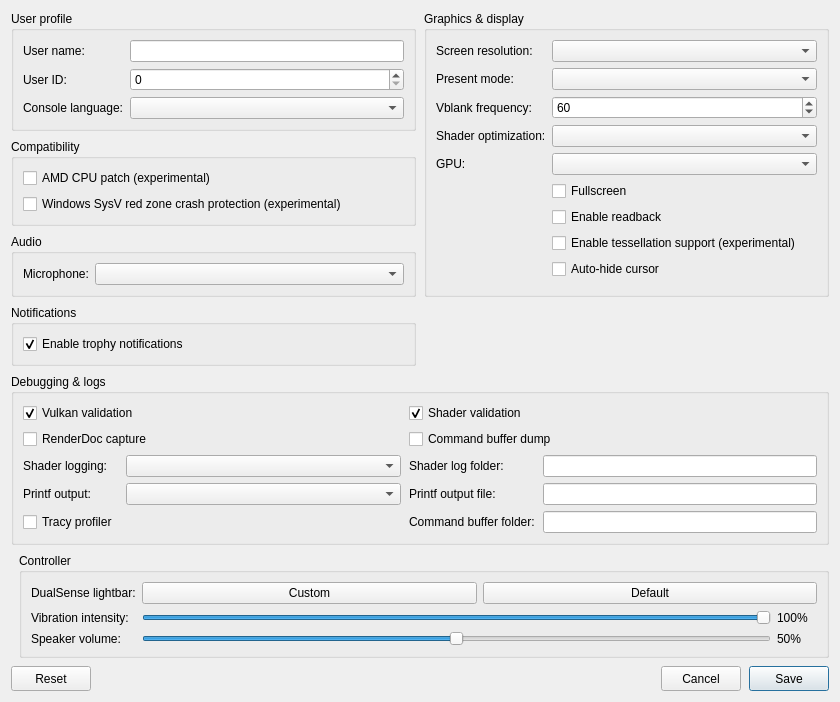
The window that src/launcher/forms/configuration_edit_dialog.ui (KytyPS5/KytyPS5) describes before a commit, drawn with Qt 5.
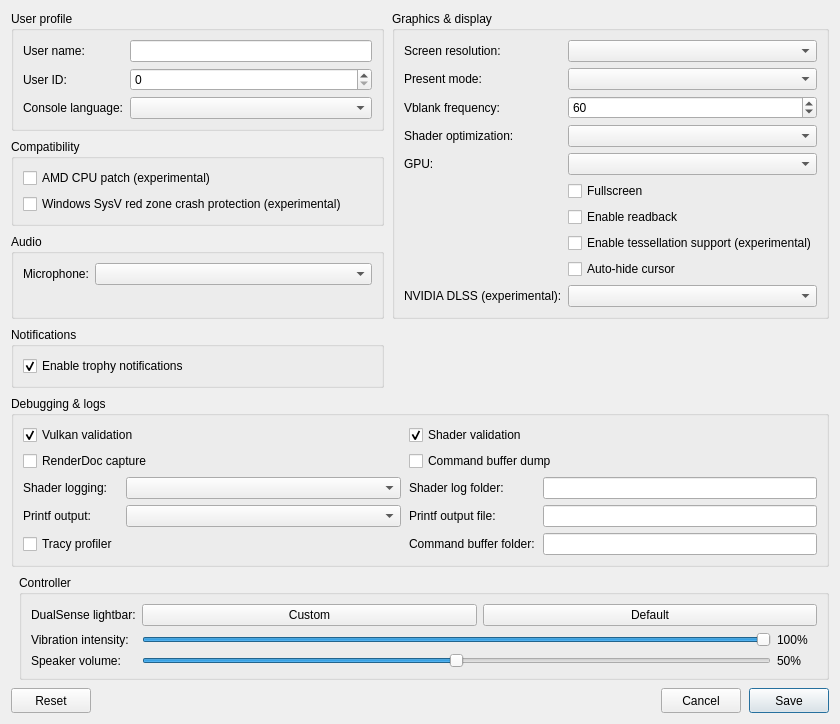
The same window after the commit. Custom widgets are drawn as their Qt base class.

What changed in the file:
```diff
--- a/src/launcher/forms/configuration_edit_dialog.ui
+++ b/src/launcher/forms/configuration_edit_dialog.ui
@@ -173,6 +173,16 @@
           <property name="text"><string>Enable tessellation support (experimental)</string></property>
          </widget>
         </item>
+        <item row="9" column="0">
+         <widget class="QLabel" name="label_dlss">
+          <property name="text"><string>NVIDIA DLSS (experimental):</string></property>
+         </widget>
+        </item>
+        <item row="9" column="1">
+         <widget class="QComboBox" name="comboBox_dlss">
+          <property name="toolTip"><string>Experimental DLSS Super Resolution / DLAA for the emulator's final frame. Requires a supported NVIDIA RTX GPU. Processes the game image and its HUD; artifacts are possible. Adds GPU work without reducing the game's rendering cost.</string></property>
+         </widget>
+        </item>
         <item row="8" column="1">
          <widget class="QCheckBox" name="checkBox_hide_cursor">
           <property name="toolTip"><string>Hide the host cursor after 2 seconds without mouse activity</string></property>
```
